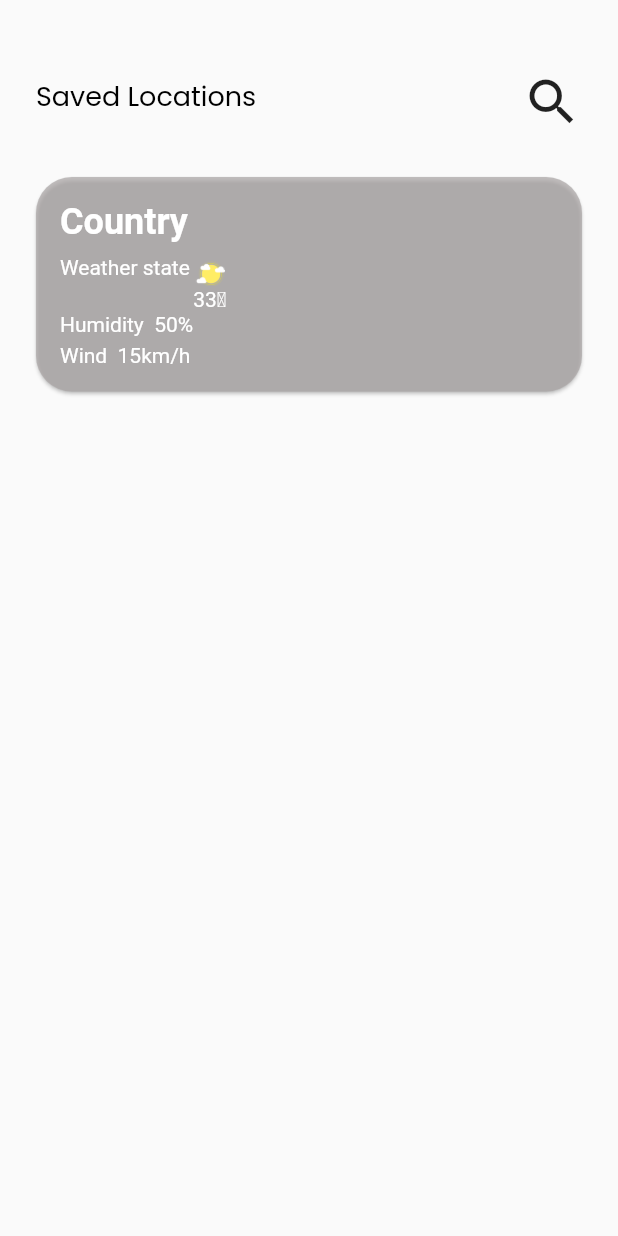
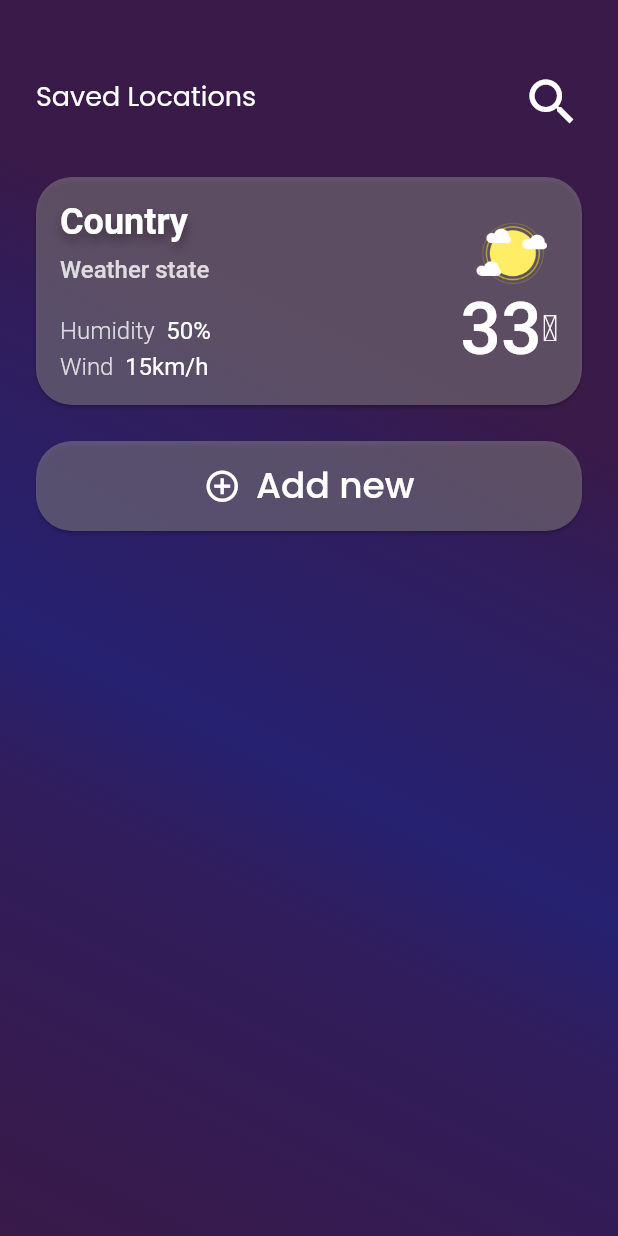
Before and after one commit to LokeJooTuck/weather_application, a Flutter app: the SavedLocationsPage screen opened directly, on a phone screen of 412 x 824 dp. Run offline on Flutter 3.47's test engine with Material 2 defaults, Android fonts, the phone set to English and light mode, and no system bars; our stand-ins replace bloc, country_picker, equatable, fluttertoast, geolocator, google_fonts and 2 more; accounts and stored records are empty.

Commit message:
UI update
Updated saved locations page

```diff
--- a/lib/ui/screens/add_location/add_new_location_screen.dart
+++ b/lib/ui/screens/add_location/add_new_location_screen.dart
@@ -1,6 +1,7 @@
 import 'package:flutter/material.dart';
 import 'package:flutter/services.dart';
 import 'package:google_fonts/google_fonts.dart';
+import 'package:weather_application/ui/screens/add_location/widgets/add_new_location_button.dart';
 import 'package:weather_application/ui/screens/add_location/widgets/weather_summary_card.dart';
 
 class SavedLocationsPage extends StatelessWidget {
@@ -8,12 +9,27 @@ class SavedLocationsPage extends StatelessWidget {
 
   @override
   Widget build(BuildContext context) {
-    return const AnnotatedRegion<SystemUiOverlayStyle>(
-      value: SystemUiOverlayStyle(
-        statusBarColor: Colors.transparent,
-        statusBarIconBrightness: Brightness.dark,
+    return Container(
+      decoration: const BoxDecoration(
+        // Box decoration takes a gradient
+        gradient: LinearGradient(
+          // Where the linear gradient begins and ends
+          begin: Alignment.topRight,
+          end: Alignment.bottomLeft,
+          // Add one stop for each color. Stops should increase from 0 to 1
+          stops: [0.3, 0.4, 0.6, 0.7, 1],
+          colors: [
+            // Colors are easy thanks to Flutter's Colors class.
+            Color.fromRGBO(57, 26, 73, 1),
+            Color.fromRGBO(48, 29, 92, 1),
+            Color.fromRGBO(38, 33, 113, 1),
+            Color.fromRGBO(48, 29, 92, 1),
+            Color.fromRGBO(57, 26, 73, 1),
+          ],
+        ),
       ),
-      child: Scaffold(
+      child: const Scaffold(
+        backgroundColor: Colors.transparent,
         body: SafeArea(
           child: SavedLocationsPageContent(),
         ),
@@ -41,7 +57,7 @@ class _SavedLocationsPageContentState extends State<SavedLocationsPageContent> {
               Expanded(
                 child: Text(
                   'Saved Locations',
-                  style: GoogleFonts.poppins().copyWith(fontSize: 18, fontWeight: FontWeight.w400, color: Colors.black),
+                  style: GoogleFonts.poppins().copyWith(fontSize: 18, fontWeight: FontWeight.w400, color: Colors.white),
                 ),
               ),
               IconButton(
@@ -49,12 +65,15 @@ class _SavedLocationsPageContentState extends State<SavedLocationsPageContent> {
                 icon: const Icon(
                   Icons.search,
                   size: 40,
+                  color: Colors.white,
                 ),
               ),
             ],
           ),
           const SizedBox(height: 30),
           const WeatherSummaryCard(),
+          const SizedBox(height: 24),
+          AddNewLocationButton(),
         ],
       ),
     );
--- /dev/null
+++ b/lib/ui/screens/add_location/widgets/add_new_location_button.dart
@@ -0,0 +1,70 @@
+import 'package:country_picker/country_picker.dart';
+import 'package:flutter/material.dart';
+import 'package:google_fonts/google_fonts.dart';
+
+class AddNewLocationButton extends StatelessWidget {
+  const AddNewLocationButton({super.key});
+
+  @override
+  Widget build(BuildContext context) {
+    return InkWell(
+      customBorder: RoundedRectangleBorder(
+        borderRadius: BorderRadius.circular(24),
+      ),
+      onTap: () {
+        showCountryPicker(
+          context: context,
+          onSelect: (Country country) {
+            print('Select country: ${country.name}');
+          },
+          countryListTheme: CountryListThemeData(
+            borderRadius: const BorderRadius.only(
+              topLeft: Radius.circular(40.0),
+              topRight: Radius.circular(40.0),
+            ),
+            textStyle: const TextStyle(color: Colors.black),
+            inputDecoration: InputDecoration(
+              labelText: 'Search',
+              hintText: 'Start typing to search',
+              prefixIcon: const Icon(Icons.search),
+              border: OutlineInputBorder(
+                borderSide: BorderSide(
+                  color: const Color(0xFF8C98A8).withOpacity(0.2),
+                ),
+              ),
+            ),
+            searchTextStyle: const TextStyle(
+              color: Colors.black,
+              fontSize: 18,
+            ),
+          ),
+        );
+      },
+      child: Card(
+        margin: EdgeInsets.zero,
+        color: const Color(0x66AAA5A5),
+        shape: RoundedRectangleBorder(
+          borderRadius: BorderRadius.circular(24),
+        ),
+        child: Padding(
+          padding: const EdgeInsets.symmetric(vertical: 12),
+          child: Row(
+            mainAxisAlignment: MainAxisAlignment.center,
+            children: [
+              const Icon(
+                Icons.add_circle_outline,
+                size: 25,
+                color: Colors.white,
+              ),
+              const SizedBox(width: 10),
+              Text(
+                'Add new',
+                style: GoogleFonts.poppins().copyWith(fontSize: 24, fontWeight: FontWeight.w500, color: Colors.white),
+              ),
+            ],
+          ),
+        ),
+      ),
+    );
+  }
+}
--- a/lib/ui/screens/add_location/widgets/weather_summary_card.dart
+++ b/lib/ui/screens/add_location/widgets/weather_summary_card.dart
@@ -7,7 +7,7 @@ class WeatherSummaryCard extends StatelessWidget {
   Widget build(BuildContext context) {
     return Card(
       margin: EdgeInsets.zero,
-      color: const Color(0xB3AAA5A5),
+      color: const Color(0x66AAA5A5),
       shape: RoundedRectangleBorder(
         borderRadius: BorderRadius.circular(24),
       ),
@@ -15,7 +15,8 @@ class WeatherSummaryCard extends StatelessWidget {
         padding: const EdgeInsets.all(16),
         child: Row(
           children: [
-            Column(
+            Expanded(
+              child: Column(
                 crossAxisAlignment: CrossAxisAlignment.start,
                 children: [
                   Text(
@@ -24,26 +25,94 @@ class WeatherSummaryCard extends StatelessWidget {
                       fontSize: 24,
                       fontWeight: FontWeight.w700,
                       shadows: <Shadow>[
-                      const Shadow(),
+                        const Shadow(
+                          color: Colors.black38, // Choose the color of the shadow
+                          blurRadius: 8.0, // Adjust the blur radius for the shadow effect
+                          offset: Offset(1.0, 4.0),
+                        ),
                       ],
                     ),
                   ),
-                SizedBox(height: 8),
-                Text('Weather state'),
-                SizedBox(height: 22),
-                Text('Humidity  50%'),
-                SizedBox(height: 5),
-                Text('Wind  15km/h'),
+                  const SizedBox(height: 8),
+                  Text(
+                    'Weather state',
+                    style: Theme.of(context).textTheme.bodyText1?.copyWith(
+                          fontSize: 16,
+                          fontWeight: FontWeight.w500,
+                          color: const Color.fromRGBO(255, 255, 255, 0.8),
+                        ),
+                  ),
+                  const SizedBox(height: 22),
+                  Row(
+                    children: [
+                      Text(
+                        'Humidity  ',
+                        style: Theme.of(context).textTheme.bodyText1?.copyWith(
+                              fontSize: 16,
+                              fontWeight: FontWeight.w300,
+                              color: const Color.fromRGBO(255, 255, 255, 0.8),
+                            ),
+                      ),
+                      Text(
+                        '50%',
+                        style: Theme.of(context).textTheme.bodyText1?.copyWith(
+                              fontSize: 16,
+                              fontWeight: FontWeight.w400,
+                            ),
+                      ),
                     ],
                   ),
+                  const SizedBox(height: 5),
+                  Row(
+                    children: [
+                      Text(
+                        'Wind  ',
+                        style: Theme.of(context).textTheme.bodyText1?.copyWith(
+                              fontSize: 16,
+                              fontWeight: FontWeight.w300,
+                              color: const Color.fromRGBO(255, 255, 255, 0.8),
+                            ),
+                      ),
+                      Text(
+                        '15km/h',
+                        style: Theme.of(context).textTheme.bodyText1?.copyWith(
+                              fontSize: 16,
+                              fontWeight: FontWeight.w400,
+                            ),
+                      ),
+                    ],
+                  ),
+                ],
+              ),
+            ),
             Column(
-              children: const [
-                Image(
+              children: [
+                const Image(
                   image: AssetImage('assets/images/weather_icons/PartlyCloudyDay.png'),
-                  width: 20,
-                  height: 20,
+                  width: 50,
+                  height: 50,
                 ),
-                Text('33\u2109'),
+                Row(
+                  children: [
+                    Text(
+                      '33',
+                      style: Theme.of(context).textTheme.bodyText1?.copyWith(
+                            fontSize: 48,
+                            fontWeight: FontWeight.w500,
+                          ),
+                    ),
+                    Container(
+                      alignment: Alignment.topRight,
+                      child: Text(
+                        '\u2103',
+                        style: Theme.of(context).textTheme.bodyText1?.copyWith(
+                              fontSize: 24,
+                              fontWeight: FontWeight.w700,
+                            ),
+                      ),
+                    ),
+                  ],
+                ),
               ],
             )
           ],
--- a/pubspec.yaml
+++ b/pubspec.yaml
@@ -35,7 +35,11 @@ dependencies:
 
   # The following adds the Cupertino Icons font to your application.
   # Use with the CupertinoIcons class for iOS style icons.
+  bloc: ^8.0.3
+  country_picker: ^2.0.19
   cupertino_icons: ^1.0.2
+  equatable: ^2.0.3
+  flutter_bloc: ^8.0.1
   fluttertoast: ^8.2.4
   geolocator: ^8.2.0
   geocoding: ^2.0.4
```
Also changed, not shown: lib/blocs/saved_locations/saved_locations_bloc.dart (added, +39 -0 lines), lib/blocs/saved_locations/saved_locations_event.dart (added, +7 -0 lines), lib/blocs/saved_locations/saved_locations_state.dart (added, +39 -0 lines), pubspec.lock. Lines whose indentation alone changed are shown as unchanged.
